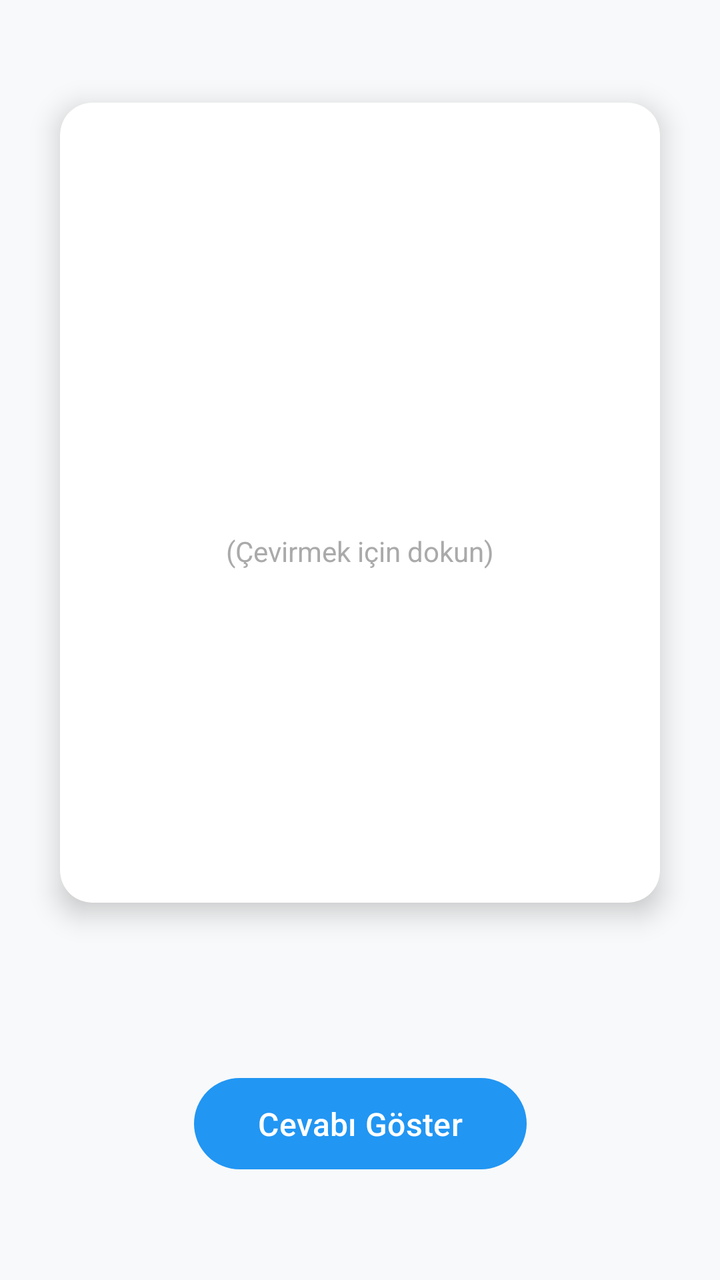
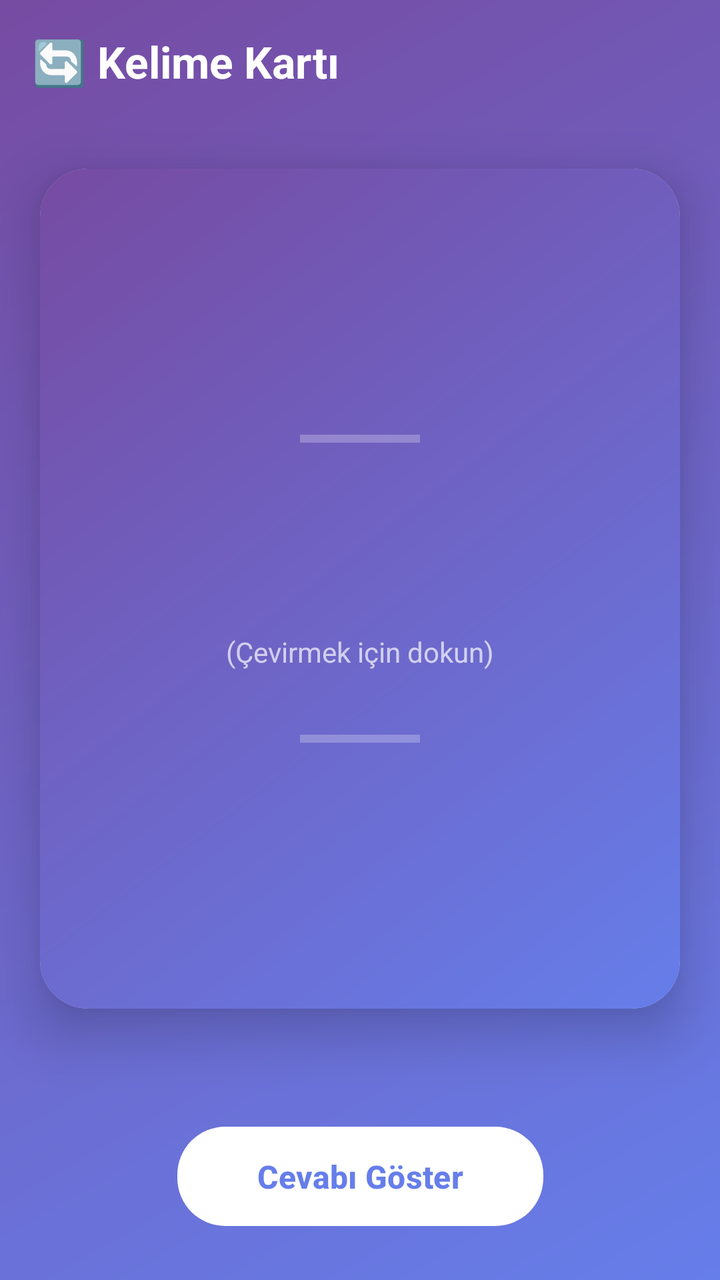

An Android layout rendered at two revisions. The XML below is the earlier revision; the diff shows what the commit changed to produce the second picture.
<!-- AndroidManifest.xml: application theme Theme.UygulamaProje -->
<!-- res/layout/activity_word_flip.xml -->
<?xml version="1.0" encoding="utf-8"?>
<androidx.constraintlayout.widget.ConstraintLayout xmlns:android="http://schemas.android.com/apk/res/android"
    xmlns:app="http://schemas.android.com/apk/res-auto"
    android:layout_width="match_parent"
    android:layout_height="match_parent">

    <androidx.cardview.widget.CardView
        android:id="@+id/cardView"
        android:layout_width="300dp"
        android:layout_height="400dp"
        app:layout_constraintBottom_toTopOf="@+id/showAnswerButton"
        app:layout_constraintEnd_toEndOf="parent"
        app:layout_constraintStart_toStartOf="parent"
        app:layout_constraintTop_toTopOf="parent"
        app:layout_constraintVertical_bias="0.4"
        app:cardCornerRadius="16dp"
        app:cardElevation="8dp">

        <FrameLayout
            android:layout_width="match_parent"
            android:layout_height="match_parent">

            
            <LinearLayout
                android:id="@+id/frontLayout"
                android:layout_width="match_parent"
                android:layout_height="match_parent"
                android:orientation="vertical"
                android:gravity="center"
                android:padding="16dp">

                <TextView
                    android:id="@+id/wordEnglish"
                    android:layout_width="wrap_content"
                    android:layout_height="wrap_content"
                    android:textSize="24sp"
                    android:textStyle="bold"
                    android:gravity="center"/>

                <TextView
                    android:layout_width="wrap_content"
                    android:layout_height="wrap_content"
                    android:text="(Çevirmek için dokun)"
                    android:layout_marginTop="16dp"
                    android:textSize="14sp"
                    android:textColor="@android:color/darker_gray"/>
            </LinearLayout>

            
            <LinearLayout
                android:id="@+id/backLayout"
                android:layout_width="match_parent"
                android:layout_height="match_parent"
                android:orientation="vertical"
                android:gravity="center"
                android:padding="16dp"
                android:visibility="gone">

                <TextView
                    android:id="@+id/wordTurkish"
                    android:layout_width="wrap_content"
                    android:layout_height="wrap_content"
                    android:textSize="24sp"
                    android:textStyle="bold"
                    android:gravity="center"/>

                <TextView
                    android:layout_width="wrap_content"
                    android:layout_height="wrap_content"
                    android:text="(Çevirmek için dokun)"
                    android:layout_marginTop="16dp"
                    android:textSize="14sp"
                    android:textColor="@android:color/darker_gray"/>
            </LinearLayout>

        </FrameLayout>

    </androidx.cardview.widget.CardView>

    <Button
        android:id="@+id/showAnswerButton"
        android:layout_width="wrap_content"
        android:layout_height="wrap_content"
        android:text="Cevabı Göster"
        android:layout_marginTop="32dp"
        android:paddingHorizontal="32dp"
        android:paddingVertical="12dp"
        android:textSize="16sp"
        app:layout_constraintBottom_toBottomOf="parent"
        app:layout_constraintEnd_toEndOf="parent"
        app:layout_constraintStart_toStartOf="parent"
        app:layout_constraintTop_toBottomOf="@+id/cardView"
        app:layout_constraintVertical_bias="0.3" />

</androidx.constraintlayout.widget.ConstraintLayout>
<!-- resources referenced by this layout -->
<resources>
  <style name="Theme.UygulamaProje" parent="Base.Theme.UygulamaProje" />
  <style name="Base.Theme.UygulamaProje" parent="Theme.Material3.DayNight.NoActionBar">
          
          <item name="colorPrimary">@color/primary_blue</item>
          <item name="colorOnPrimary">@color/text_white</item>
          <item name="colorSecondary">@color/accent_orange</item>
          <item name="colorOnSecondary">@color/text_white</item>
          <item name="android:colorBackground">@color/background_light</item>
          <item name="colorSurface">@color/background_card</item>
          <item name="colorOnSurface">@color/text_primary</item>
          <item name="colorOnBackground">@color/text_primary</item>
      </style>
  <color name="primary_blue">#2196F3</color>
  <color name="text_white">#FFFFFF</color>
  <color name="accent_orange">#FF9800</color>
  <color name="background_light">#F8F9FA</color>
  <color name="background_card">#FFFFFF</color>
  <color name="text_primary">#212121</color>
</resources>

<!-- the commit's change to res/layout/activity_word_flip.xml (unified diff, before → after) -->
@@ -2,19 +2,42 @@
 <androidx.constraintlayout.widget.ConstraintLayout xmlns:android="http://schemas.android.com/apk/res/android"
     xmlns:app="http://schemas.android.com/apk/res-auto"
     android:layout_width="match_parent"
-    android:layout_height="match_parent">
+    android:layout_height="match_parent"
+    android:background="@drawable/gradient_background">
 
+    
+    <LinearLayout
+        android:id="@+id/headerLayout"
+        android:layout_width="match_parent"
+        android:layout_height="wrap_content"
+        android:orientation="horizontal"
+        android:gravity="center_vertical"
+        android:paddingHorizontal="16dp"
+        android:paddingVertical="16dp"
+        app:layout_constraintTop_toTopOf="parent">
+
+        <TextView
+            android:layout_width="wrap_content"
+            android:layout_height="wrap_content"
+            android:text="🔄 Kelime Kartı"
+            android:textSize="22sp"
+            android:textStyle="bold"
+            android:textColor="@color/text_white" />
+
+    </LinearLayout>
+
+    
     <androidx.cardview.widget.CardView
         android:id="@+id/cardView"
-        android:layout_width="300dp"
-        android:layout_height="400dp"
+        android:layout_width="320dp"
+        android:layout_height="420dp"
         app:layout_constraintBottom_toTopOf="@+id/showAnswerButton"
         app:layout_constraintEnd_toEndOf="parent"
         app:layout_constraintStart_toStartOf="parent"
-        app:layout_constraintTop_toTopOf="parent"
-        app:layout_constraintVertical_bias="0.4"
-        app:cardCornerRadius="16dp"
-        app:cardElevation="8dp">
+        app:layout_constraintTop_toBottomOf="@id/headerLayout"
+        app:layout_constraintVertical_bias="0.35"
+        app:cardCornerRadius="24dp"
+        app:cardElevation="16dp">
 
         <FrameLayout
             android:layout_width="match_parent"
@@ -27,23 +50,38 @@
                 android:layout_height="match_parent"
                 android:orientation="vertical"
                 android:gravity="center"
-                android:padding="16dp">
+                android:padding="24dp"
+                android:background="@drawable/card_flip_front">
+
+                <View
+                    android:layout_width="60dp"
+                    android:layout_height="4dp"
+                    android:background="#40FFFFFF"
+                    android:layout_marginBottom="32dp" />
 
                 <TextView
                     android:id="@+id/wordEnglish"
                     android:layout_width="wrap_content"
                     android:layout_height="wrap_content"
-                    android:textSize="24sp"
+                    android:textSize="32sp"
                     android:textStyle="bold"
+                    android:textColor="@color/text_white"
                     android:gravity="center"/>
 
                 <TextView
                     android:layout_width="wrap_content"
                     android:layout_height="wrap_content"
                     android:text="(Çevirmek için dokun)"
-                    android:layout_marginTop="16dp"
+                    android:layout_marginTop="20dp"
                     android:textSize="14sp"
-                    android:textColor="@android:color/darker_gray"/>
+                    android:textColor="#B0FFFFFF"/>
+
+                <View
+                    android:layout_width="60dp"
+                    android:layout_height="4dp"
+                    android:background="#40FFFFFF"
+                    android:layout_marginTop="32dp" />
+
             </LinearLayout>
 
             
@@ -53,39 +91,58 @@
                 android:layout_height="match_parent"
                 android:orientation="vertical"
                 android:gravity="center"
-                android:padding="16dp"
+                android:padding="24dp"
+                android:background="@drawable/card_flip_back"
                 android:visibility="gone">
+
+                <View
+                    android:layout_width="60dp"
+                    android:layout_height="4dp"
+                    android:background="#40FFFFFF"
+                    android:layout_marginBottom="32dp" />
 
                 <TextView
                     android:id="@+id/wordTurkish"
                     android:layout_width="wrap_content"
                     android:layout_height="wrap_content"
-                    android:textSize="24sp"
+                    android:textSize="32sp"
                     android:textStyle="bold"
+                    android:textColor="@color/text_white"
                     android:gravity="center"/>
 
                 <TextView
                     android:layout_width="wrap_content"
                     android:layout_height="wrap_content"
                     android:text="(Çevirmek için dokun)"
-                    android:layout_marginTop="16dp"
+                    android:layout_marginTop="20dp"
                     android:textSize="14sp"
-                    android:textColor="@android:color/darker_gray"/>
+                    android:textColor="#B0FFFFFF"/>
+
+                <View
+                    android:layout_width="60dp"
+                    android:layout_height="4dp"
+                    android:background="#40FFFFFF"
+                    android:layout_marginTop="32dp" />
+
             </LinearLayout>
 
         </FrameLayout>
 
     </androidx.cardview.widget.CardView>
 
-    <Button
+    <com.google.android.material.button.MaterialButton
         android:id="@+id/showAnswerButton"
         android:layout_width="wrap_content"
         android:layout_height="wrap_content"
         android:text="Cevabı Göster"
         android:layout_marginTop="32dp"
-        android:paddingHorizontal="32dp"
-        android:paddingVertical="12dp"
+        android:paddingHorizontal="40dp"
+        android:paddingVertical="14dp"
         android:textSize="16sp"
+        android:textStyle="bold"
+        app:cornerRadius="24dp"
+        app:backgroundTint="@color/text_white"
+        android:textColor="@color/gradient_start"
         app:layout_constraintBottom_toBottomOf="parent"
         app:layout_constraintEnd_toEndOf="parent"
         app:layout_constraintStart_toStartOf="parent"
<!-- resource entries referenced after the edit -->
@@ -1,6 +1,12 @@
 <!-- resources referenced by this layout -->
 <resources>
+  <color name="gradient_start">#667eea</color>
   <style name="Theme.UygulamaProje" parent="Base.Theme.UygulamaProje" />
+  <color name="flip_back_start">#f093fb</color>
+  <color name="flip_back_end">#f5576c</color>
+  <color name="flip_front_start">#667eea</color>
+  <color name="flip_front_end">#764ba2</color>
+  <color name="gradient_end">#764ba2</color>
   <style name="Base.Theme.UygulamaProje" parent="Theme.Material3.DayNight.NoActionBar">
           
           <item name="colorPrimary">@color/primary_blue</item>
@@ -14,6 +20,35 @@
       </style>
   <color name="primary_blue">#2196F3</color>
   <color name="text_white">#FFFFFF</color>
+  <!-- drawable card_flip_back (drawable) -->
+  <?xml version="1.0" encoding="utf-8"?>
+  <shape xmlns:android="http://schemas.android.com/apk/res/android"
+      android:shape="rectangle">
+      <gradient
+          android:startColor="@color/flip_back_start"
+          android:endColor="@color/flip_back_end"
+          android:angle="135" />
+      <corners android:radius="20dp" />
+  </shape>
+  <!-- drawable card_flip_front (drawable) -->
+  <?xml version="1.0" encoding="utf-8"?>
+  <shape xmlns:android="http://schemas.android.com/apk/res/android"
+      android:shape="rectangle">
+      <gradient
+          android:startColor="@color/flip_front_start"
+          android:endColor="@color/flip_front_end"
+          android:angle="135" />
+      <corners android:radius="20dp" />
+  </shape>
+  <!-- drawable gradient_background (drawable) -->
+  <?xml version="1.0" encoding="utf-8"?>
+  <shape xmlns:android="http://schemas.android.com/apk/res/android"
+      android:shape="rectangle">
+      <gradient
+          android:startColor="@color/gradient_start"
+          android:endColor="@color/gradient_end"
+          android:angle="135" />
+  </shape>
   <color name="accent_orange">#FF9800</color>
   <color name="background_light">#F8F9FA</color>
   <color name="background_card">#FFFFFF</color>
